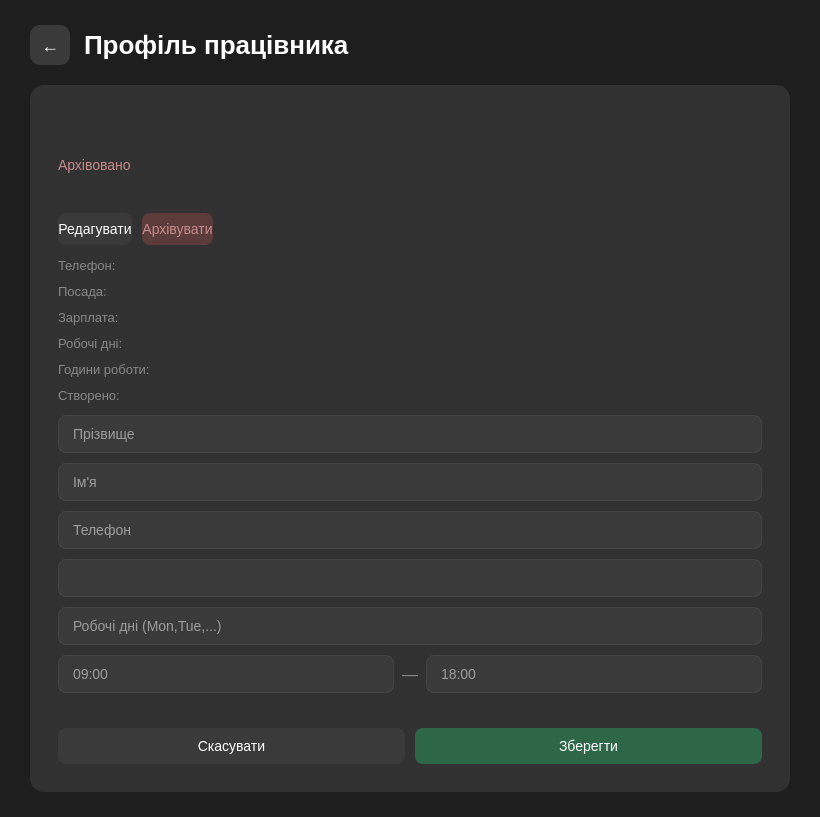
Before: the Qt Designer form VetPet/VetPet/staffdetailsview.ui in theloomik/OOP-Coursework, drawn with Qt 5.
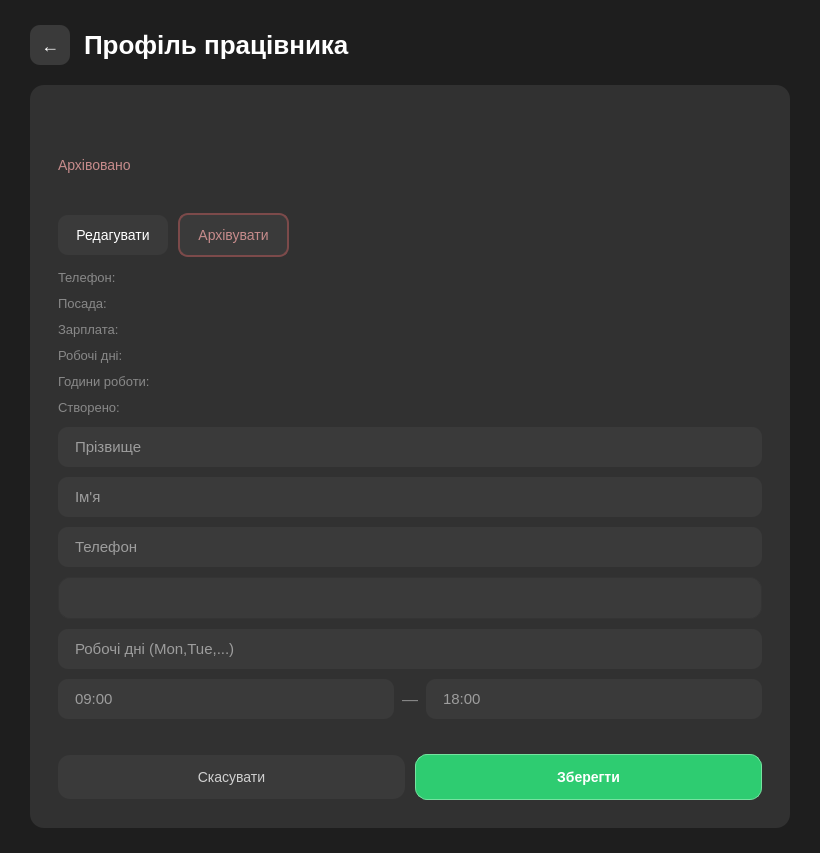
After: the same form once the commit is applied.

Commit message: Refine UI styling and spacing across views

```diff
--- a/VetPet/VetPet/staffdetailsview.ui
+++ b/VetPet/VetPet/staffdetailsview.ui
@@ -53,20 +53,22 @@
     background-color: #3A3A3A;
     color: white;
     border: none;
-    border-radius: 8px;
+    border-radius: 10px;
     font-size: 14px;
-    padding: 8px 0px;
+    min-height: 40px;
+    padding: 0 18px;
 }
 QPushButton#editBtn:hover {
     background-color: #484848;
 }
 QPushButton#archiveBtn {
-    background-color: #5C3B3B;
+    background-color: #3A3A3A;
     color: #C68B8B;
-    border: none;
-    border-radius: 8px;
+    border: 1.5px solid #7C4A4A;
+    border-radius: 10px;
     font-size: 14px;
-    padding: 8px 0px;
+    min-height: 40px;
+    padding: 0 18px;
 }
 QPushButton#archiveBtn:hover {
     background-color: #6E4545;
@@ -93,11 +95,11 @@
 QLineEdit {
     background-color: #3A3A3A;
     color: white;
-    border: 1px solid #444444;
-    border-radius: 8px;
-    padding: 8px 12px;
-    font-size: 14px;
-    min-height: 20px;
+    border: none;
+    border-radius: 10px;
+    padding: 0 15px;
+    font-size: 15px;
+    min-height: 40px;
 }
 QLineEdit:focus {
     border: 1px solid #5A9E6F;
@@ -108,24 +110,21 @@
 QComboBox {
     background-color: #3A3A3A;
     color: white;
-    border: 1px solid #444444;
-    border-radius: 8px;
-    padding: 8px 12px;
-    font-size: 14px;
-    min-height: 20px;
-}
-QComboBox:hover {
-    border: 1px solid #555555;
+    border: 1px solid #343434;
+    border-radius: 12px;
+    padding: 0 12px;
+    font-size: 15px;
+    min-height: 40px;
 }
 QComboBox::drop-down {
     border: none;
     width: 24px;
 }
 QComboBox QAbstractItemView {
-    background-color: #3A3A3A;
+    background-color: #2B2B2B;
     color: white;
-    selection-background-color: #484848;
-    border: 1px solid #444444;
+    selection-background-color: #3A3A3A;
+    border: 1px solid #4A4A4A;
     outline: none;
 }
 QLabel#timeSepLabel {
@@ -138,22 +137,23 @@
 }
 QPushButton#cancelEditBtn {
     background-color: #3A3A3A;
-    color: white;
+    color: #D0D0D0;
     border: none;
-    border-radius: 8px;
+    border-radius: 12px;
     font-size: 14px;
-    padding: 10px 0px;
+    min-height: 44px;
 }
 QPushButton#cancelEditBtn:hover {
     background-color: #484848;
 }
 QPushButton#saveEditBtn {
-    background-color: #2E6648;
+    background-color: #2ECC71;
     color: white;
-    border: none;
-    border-radius: 8px;
+    border: 1px solid #76E2A0;
+    border-radius: 12px;
     font-size: 14px;
-    padding: 10px 0px;
+    font-weight: bold;
+    min-height: 44px;
 }
 QPushButton#saveEditBtn:hover {
     background-color: #3A7D5A;
```
Left out of the diff: 9 changed lines with no effect on the pictures. The commit also changes 7 other files.
